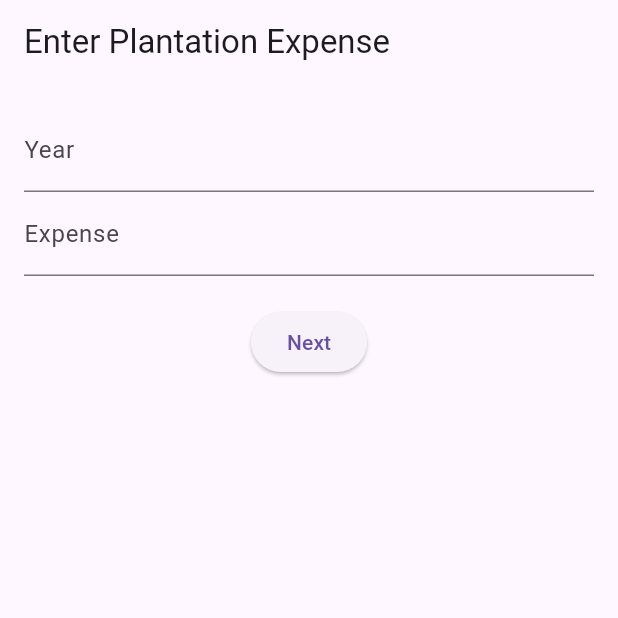
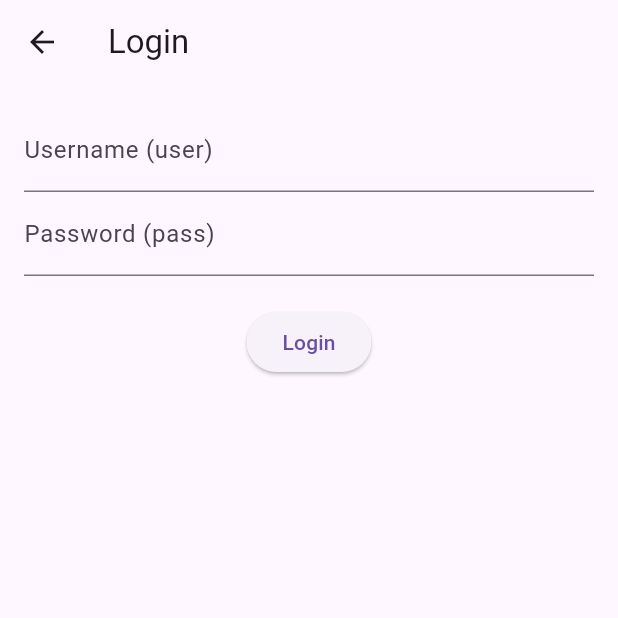
Before and after one commit to BITOKCOLLINS/PLP-PROJECT-FARMERS-APP, a Flutter app: the screen it shows after launch, on a phone screen of 412 x 824 dp, the top half of it. Run offline on Flutter 3.47's test engine with Material 3 defaults, Android fonts, the phone set to English and light mode, and no system bars.

Commit message:
mod login page and statics page

```diff
--- a/lib/main.dart
+++ b/lib/main.dart
@@ -12,14 +12,94 @@ class FarmersRevenueEvaluationApp extends StatelessWidget {
       theme: ThemeData(
         primarySwatch: Colors.green,
       ),
-      initialRoute: '/',
+      initialRoute: '/login',
       routes: {
-        //'/login': (context) => LoginPage(),
+        '/login': (context) => LoginPage(),
         '/': (context) => PlantationExpensePage(),
         '/revenue': (context) => RevenuePage(),
         '/result': (context) => ResultPage(),
         //'/statistics': (context) => StatisticsPage(),
       },
+    );
+  }
+}
+
+class LoginPage extends StatefulWidget {
+  @override
+  _LoginPageState createState() => _LoginPageState();
+}
+
+class _LoginPageState extends State<LoginPage> {
+  final _formKey = GlobalKey<FormState>();
+  final _usernameController = TextEditingController();
+  final _passwordController = TextEditingController();
+
+  @override
+  void dispose() {
+    _usernameController.dispose();
+    _passwordController.dispose();
+    super.dispose();
+  }
+
+  @override
+  Widget build(BuildContext context) {
+    return Scaffold(
+      appBar: AppBar(
+        title: Text('Login'),
+      ),
+      body: Padding(
+        padding: EdgeInsets.all(16.0),
+        child: Form(
+          key: _formKey,
+          child: Column(
+            children: [
+              TextFormField(
+                controller: _usernameController,
+                decoration: InputDecoration(labelText: 'Username (user)'),
+                validator: (value) {
+                  if (value == null || value.isEmpty) {
+                    return 'Please enter your username';
+                  }
+                  return null;
+                },
+              ),
+              TextFormField(
+                controller: _passwordController,
+                decoration: InputDecoration(labelText: 'Password (pass)'),
+                obscureText: true,
+                validator: (value) {
+                  if (value == null || value.isEmpty) {
+                    return 'Please enter your password';
+                  }
+                  return null;
+                },
+              ),
+              SizedBox(height: 20),
+              ElevatedButton(
+                onPressed: () {
+                  if (_formKey.currentState!.validate()) {
+                    String username = _usernameController.text;
+                    String password = _passwordController.text;
+
+                    if (username == 'user' && password == 'pass') {
+                      // Navigate to PlantationExpensePage
+                      Navigator.pushNamed(context, '/');
+                    } else {
+                      // Show an error message
+                      ScaffoldMessenger.of(context).showSnackBar(
+                        SnackBar(
+                          content: Text('Invalid username or password'),
+                        ),
+                      );
+                    }
+                  }
+                },
+                child: Text('Login'),
+              ),
+            ],
+          ),
+        ),
+      ),
     );
   }
 }
@@ -180,17 +260,17 @@ class ResultPage extends StatelessWidget {
               style: TextStyle(fontSize: 20),
             ),
             Text(
-              'Expense: \$${expense.toStringAsFixed(2)}',
+              'Expense: Ksh.${expense.toStringAsFixed(2)}',
               style: TextStyle(fontSize: 20),
             ),
             Text(
-              'Revenue: \$${revenue.toStringAsFixed(2)}',
+              'Revenue: Ksh.${revenue.toStringAsFixed(2)}',
               style: TextStyle(fontSize: 20),
             ),
             Text(
               profitOrLoss >= 0
-                  ? 'Profit: \$${profitOrLoss.toStringAsFixed(2)} (${profitOrLossPercent.toStringAsFixed(2)}%)'
-                  : 'Loss: \$${(-profitOrLoss).toStringAsFixed(2)} (${(-profitOrLossPercent).toStringAsFixed(2)}%)',
+                  ? 'Profit: Ksh.${profitOrLoss.toStringAsFixed(2)} (${profitOrLossPercent.toStringAsFixed(2)}%)'
+                  : 'Loss: Ksh.${(-profitOrLoss).toStringAsFixed(2)} (${(-profitOrLossPercent).toStringAsFixed(2)}%)',
               style: TextStyle(
                   fontSize: 20,
                   color: profitOrLoss >= 0 ? Colors.green : Colors.red),
@@ -208,3 +288,41 @@ class ResultPage extends StatelessWidget {
     );
   }
 }
+
+class StatisticsPage extends StatelessWidget {
+  @override
+  Widget build(BuildContext context) {
+    final data = [
+      {'year': '2021', 'revenue': 120000.0, 'expense': 100000.0},
+      {'year': '2022', 'revenue': 150000.0, 'expense': 110000.0},
+      {'year': '2023', 'revenue': 170000.0, 'expense': 130000.0},
+    ];
+
+    return Scaffold(
+      appBar: AppBar(
+        title: Text('Statistics'),
+      ),
+      body: Padding(
+        padding: EdgeInsets.all(16.0),
+        child: Column(
+          children: data.map((entry) {
+            final year = entry['year'];
+            final revenue = entry['revenue']as double;
+            final expense = entry['expense']as double;
+            final profitOrLoss = revenue - expense;
+            final profitOrLossPercent = (expense != 0) ? (profitOrLoss / expense) * 100 : 0;
+
+            return Card(
+              child: ListTile(
+                title: Text('Year: $year'),
+                subtitle: Text(
+                  'Revenue: Ksh.${revenue}\nExpense: Ksh.${expense}\nProfit/Loss: Ksh.${profitOrLoss} (${profitOrLossPercent.toStringAsFixed(2)}%)',
+                ),
+              ),
+            );
+          }).toList(),
+        ),
+      ),
+    );
+  }
+}
```
